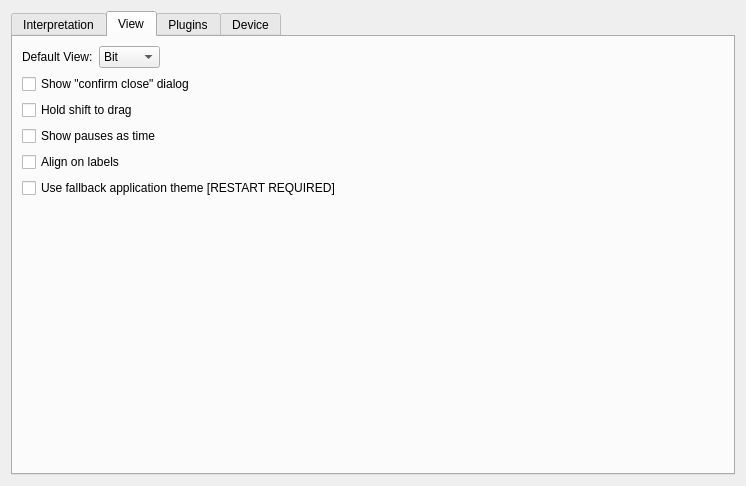
First picture: the form in ui/options.ui, repository jopohl/urh, before the edit.
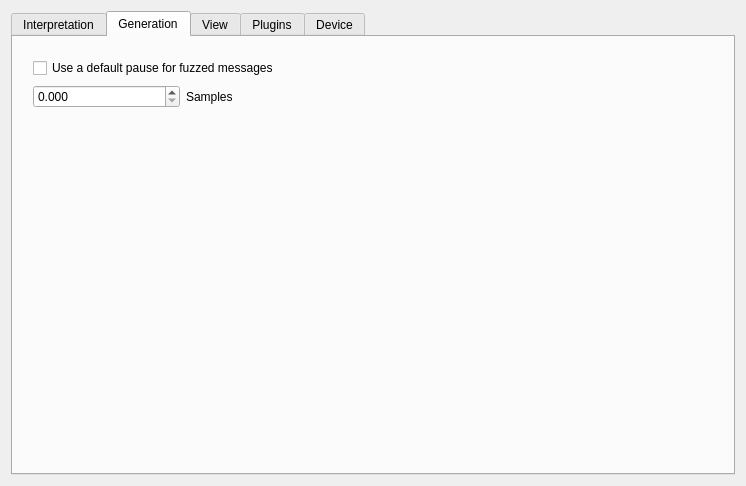
Second picture: the form after the edit. Custom widgets are drawn as their Qt base class.

Commit message: Options UI + Save Settings

```diff
--- a/ui/options.ui
+++ b/ui/options.ui
@@ -142,6 +142,47 @@
        </item>
       </layout>
      </widget>
+     <widget class="QWidget" name="tabGeneration">
+      <attribute name="title">
+       <string>Generation</string>
+      </attribute>
+      <widget class="QWidget" name="">
+       <property name="geometry">
+        <rect>
+         <x>20</x>
+         <y>20</y>
+         <width>299</width>
+         <height>53</height>
+        </rect>
+       </property>
+       <layout class="QGridLayout" name="gridLayout_4">
+        <item row="0" column="0" colspan="2">
+         <widget class="QCheckBox" name="checkBoxDefaultFuzzingPause">
+          <property name="text">
+           <string>Use a default pause for fuzzed messages</string>
+          </property>
+         </widget>
+        </item>
+        <item row="1" column="0">
+         <widget class="KillerDoubleSpinBox" name="doubleSpinBoxFuzzingPause">
+          <property name="decimals">
+           <number>3</number>
+          </property>
+          <property name="maximum">
+           <double>999999999.000000000000000</double>
+          </property>
+         </widget>
+        </item>
+        <item row="1" column="1">
+         <widget class="QLabel" name="labelFuzzingSamples">
+          <property name="text">
+           <string>Samples</string>
+          </property>
+         </widget>
+        </item>
+       </layout>
+      </widget>
+     </widget>
      <widget class="QWidget" name="tabView">
       <attribute name="title">
        <string>View</string>
@@ -406,6 +447,13 @@
    </item>
   </layout>
  </widget>
+ <customwidgets>
+  <customwidget>
+   <class>KillerDoubleSpinBox</class>
+   <extends>QDoubleSpinBox</extends>
+   <header>urh.ui.KillerDoubleSpinBox.h</header>
+  </customwidget>
+ </customwidgets>
  <resources/>
  <connections/>
 </ui>
```
The commit also changes 2 other files.
